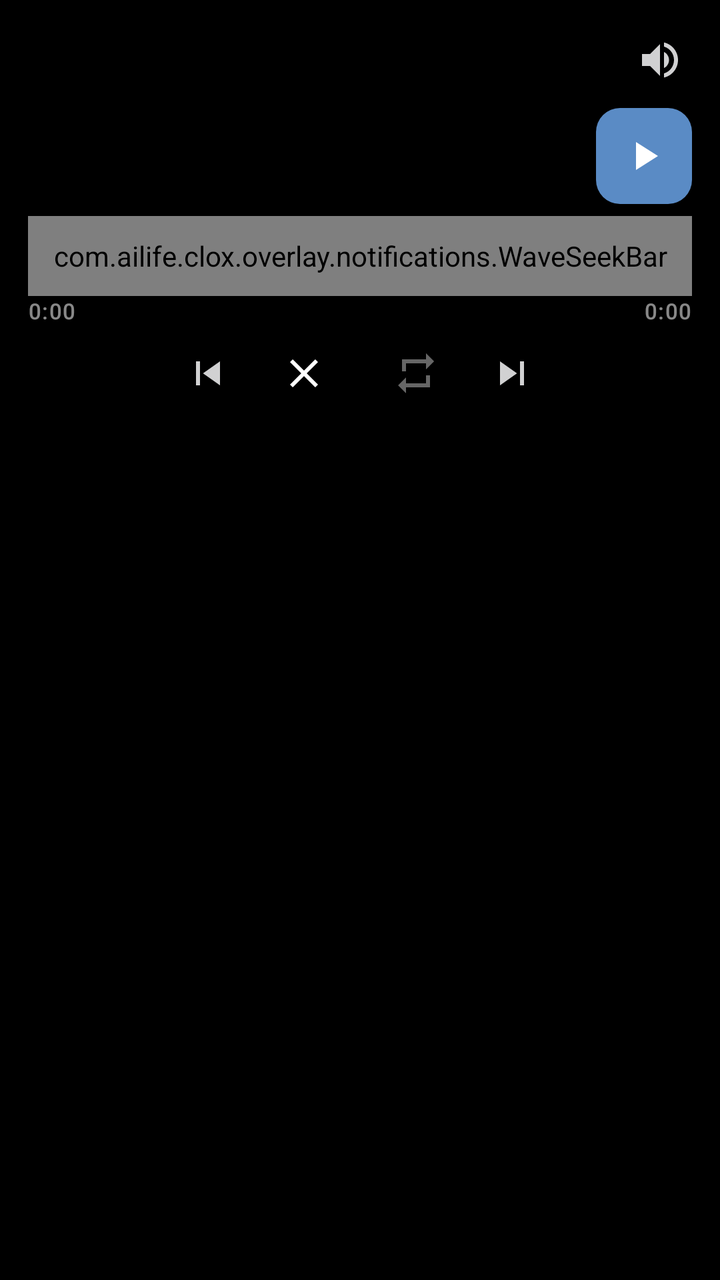
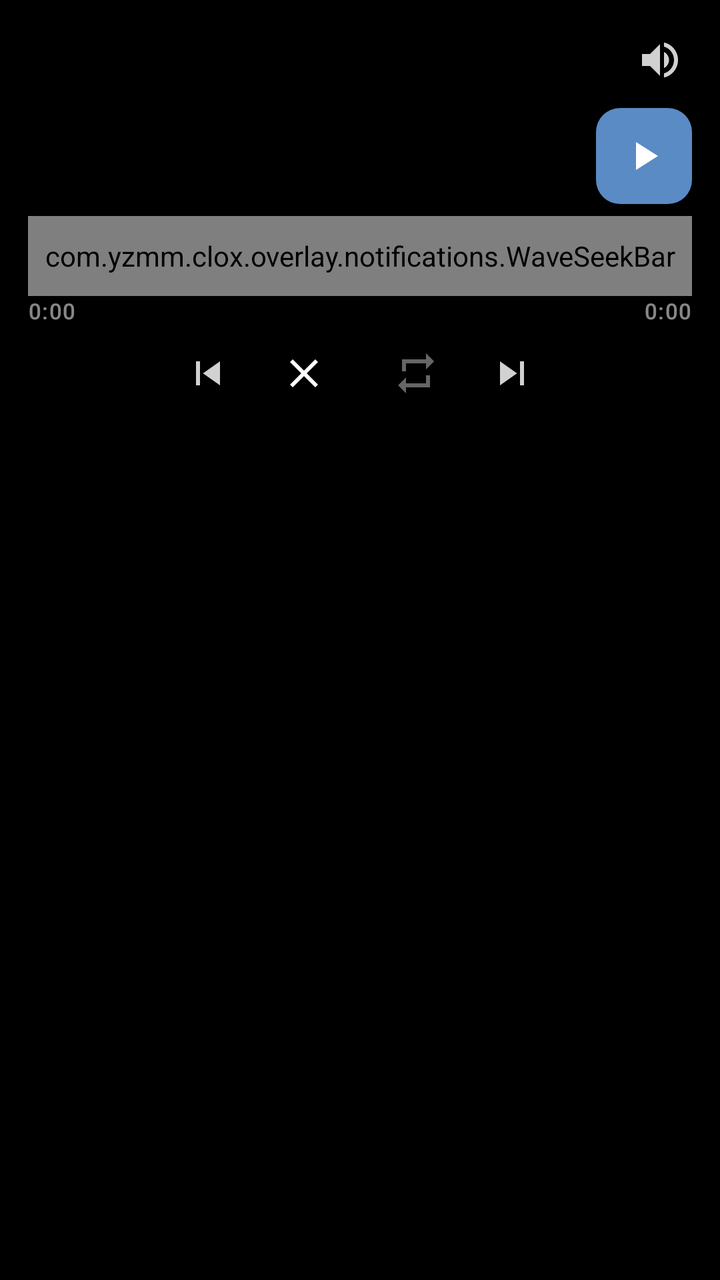

Two renders of the same Android screen: before a commit and after it. Below are the layout's source before the change and the commit's diff.
<!-- AndroidManifest.xml: application theme Theme.CloX -->
<!-- res/layout/card_media_player.xml -->
<?xml version="1.0" encoding="utf-8"?>
<LinearLayout
    xmlns:android="http://schemas.android.com/apk/res/android"
    xmlns:app="http://schemas.android.com/apk/res-auto"
    android:layout_width="match_parent"
    android:layout_height="wrap_content"
    android:orientation="vertical"
    android:padding="14dp">

    
    <View
        android:layout_width="match_parent"
        android:layout_height="0dp"
        android:visibility="gone" />
    

    
    <LinearLayout
        android:layout_width="match_parent"
        android:layout_height="wrap_content"
        android:orientation="horizontal"
        android:gravity="center_vertical"
        android:layout_marginBottom="8dp">

        <ImageView
            android:id="@+id/mediaAppIcon"
            android:layout_width="20dp"
            android:layout_height="20dp" />

        <TextView
            android:id="@+id/mediaAppName"
            android:layout_width="0dp"
            android:layout_height="wrap_content"
            android:layout_weight="1"
            android:layout_marginStart="6dp"
            android:textAppearance="?attr/textAppearanceLabelSmall"
            android:textColor="@color/on_dark_secondary"
            android:maxLines="1"
            android:ellipsize="end" />

        <ImageButton
            android:id="@+id/btnVolume"
            android:layout_width="32dp"
            android:layout_height="32dp"
            android:src="@drawable/ic_volume"
            android:background="?attr/selectableItemBackgroundBorderless"
            android:padding="4dp"
            android:tint="@color/on_dark_medium" />

    </LinearLayout>

    
    <LinearLayout
        android:layout_width="match_parent"
        android:layout_height="wrap_content"
        android:orientation="horizontal"
        android:gravity="center_vertical">

        <LinearLayout
            android:layout_width="0dp"
            android:layout_height="wrap_content"
            android:layout_weight="1"
            android:orientation="vertical"
            android:layout_marginEnd="12dp">

            <TextView
                android:id="@+id/trackTitle"
                android:layout_width="match_parent"
                android:layout_height="wrap_content"
                android:textAppearance="?attr/textAppearanceTitleMedium"
                android:textColor="@color/on_dark_primary"
                android:maxLines="1"
                android:ellipsize="end" />

            <TextView
                android:id="@+id/artistName"
                android:layout_width="match_parent"
                android:layout_height="wrap_content"
                android:textAppearance="?attr/textAppearanceBodySmall"
                android:textColor="@color/on_dark_secondary"
                android:maxLines="1"
                android:ellipsize="end" />

        </LinearLayout>

        <com.google.android.material.button.MaterialButton
            android:id="@+id/btnPlayPause"
            android:layout_width="48dp"
            android:layout_height="48dp"
            android:padding="0dp"
            android:insetTop="0dp"
            android:insetBottom="0dp"
            app:icon="@drawable/ic_play"
            app:iconSize="24dp"
            app:iconGravity="textStart"
            app:iconPadding="0dp"
            style="@style/Widget.Material3.Button.Icon"
            app:shapeAppearance="@style/ShapeAppearance.PlayPause" />

    </LinearLayout>

    
    <com.ailife.clox.overlay.notifications.WaveSeekBar
        android:id="@+id/mediaProgress"
        android:layout_width="match_parent"
        android:layout_height="40dp"
        android:layout_marginTop="6dp" />

    
    <LinearLayout
        android:layout_width="match_parent"
        android:layout_height="wrap_content">

        <TextView
            android:id="@+id/timeElapsed"
            android:layout_width="0dp"
            android:layout_height="wrap_content"
            android:layout_weight="1"
            android:textAppearance="?attr/textAppearanceLabelSmall"
            android:textColor="@color/on_dark_muted"
            android:text="0:00" />

        <TextView
            android:id="@+id/timeTotal"
            android:layout_width="wrap_content"
            android:layout_height="wrap_content"
            android:textAppearance="?attr/textAppearanceLabelSmall"
            android:textColor="@color/on_dark_muted"
            android:text="0:00" />

    </LinearLayout>

    
    <LinearLayout
        android:id="@+id/mediaControls"
        android:layout_width="match_parent"
        android:layout_height="wrap_content"
        android:orientation="horizontal"
        android:gravity="center"
        android:layout_marginTop="4dp">

        <ImageButton
            android:id="@+id/btnPrev"
            android:layout_width="40dp"
            android:layout_height="40dp"
            android:src="@drawable/ic_skip_prev"
            android:background="?attr/selectableItemBackgroundBorderless"
            android:padding="8dp"
            android:tint="@color/on_dark_medium" />

        <ImageButton
            android:id="@+id/btnClose"
            android:layout_width="40dp"
            android:layout_height="40dp"
            android:src="@drawable/ic_close"
            android:background="?attr/selectableItemBackgroundBorderless"
            android:padding="8dp"
            android:layout_marginHorizontal="8dp"
            android:tint="@color/on_dark_medium" />

        <ImageButton
            android:id="@+id/btnLoop"
            android:layout_width="40dp"
            android:layout_height="40dp"
            android:src="@drawable/ic_loop"
            android:background="?attr/selectableItemBackgroundBorderless"
            android:padding="8dp"
            android:layout_marginHorizontal="8dp"
            android:alpha="0.4"
            android:tint="@color/on_dark_medium" />

        <ImageButton
            android:id="@+id/btnNext"
            android:layout_width="40dp"
            android:layout_height="40dp"
            android:src="@drawable/ic_skip_next"
            android:background="?attr/selectableItemBackgroundBorderless"
            android:padding="8dp"
            android:tint="@color/on_dark_medium" />

    </LinearLayout>

</LinearLayout>
<!-- resources referenced by this layout -->
<resources>
  <color name="on_dark_medium">#CCFFFFFF</color>
  <color name="on_dark_muted">#88FFFFFF</color>
  <color name="on_dark_primary">#FFFFFF</color>
  <color name="on_dark_secondary">#AAFFFFFF</color>
  <!-- drawable ic_close (drawable) -->
  <?xml version="1.0" encoding="utf-8"?>
  <vector xmlns:android="http://schemas.android.com/apk/res/android"
      android:width="24dp" android:height="24dp"
      android:viewportWidth="24" android:viewportHeight="24"
      android:tint="?attr/colorControlNormal">
      <path android:fillColor="@android:color/white"
          android:pathData="M19,6.41L17.59,5 12,10.59 6.41,5 5,6.41 10.59,12 5,17.59 6.41,19 12,13.41 17.59,19 19,17.59 13.41,12z"/>
  </vector>
  <!-- drawable ic_loop (drawable) -->
  <?xml version="1.0" encoding="utf-8"?>
  <vector xmlns:android="http://schemas.android.com/apk/res/android"
      android:width="24dp" android:height="24dp"
      android:viewportWidth="24" android:viewportHeight="24"
      android:tint="?attr/colorControlNormal">
      <path android:fillColor="@android:color/white"
          android:pathData="M7,7h10v3l4,-4 -4,-4v3H5v6h2V7zM17,17H7v-3l-4,4 4,4v-3h12v-6h-2v5z"/>
  </vector>
  <!-- drawable ic_play (drawable) -->
  <?xml version="1.0" encoding="utf-8"?>
  <vector xmlns:android="http://schemas.android.com/apk/res/android"
      android:width="24dp" android:height="24dp"
      android:viewportWidth="24" android:viewportHeight="24">
      <path android:fillColor="?attr/colorOnSurface" android:pathData="M8,5v14l11,-7z"/>
  </vector>
  <!-- drawable ic_skip_next (drawable) -->
  <?xml version="1.0" encoding="utf-8"?>
  <vector xmlns:android="http://schemas.android.com/apk/res/android"
      android:width="24dp" android:height="24dp"
      android:viewportWidth="24" android:viewportHeight="24">
      <path android:fillColor="?attr/colorOnSurface" android:pathData="M6,18l8.5,-6L6,6v12zM16,6v12h2V6h-2z"/>
  </vector>
  <!-- drawable ic_skip_prev (drawable) -->
  <?xml version="1.0" encoding="utf-8"?>
  <vector xmlns:android="http://schemas.android.com/apk/res/android"
      android:width="24dp" android:height="24dp"
      android:viewportWidth="24" android:viewportHeight="24">
      <path android:fillColor="?attr/colorOnSurface" android:pathData="M6,6h2v12H6zm3.5,6 8.5,6V6z"/>
  </vector>
  <style name="ShapeAppearance.PlayPause" parent="">
          <item name="cornerFamily">rounded</item>
          <item name="cornerSize">12dp</item>
      </style>
  <style name="Theme.CloX" parent="Base.Theme.CloX">
          <item name="android:windowBackground">@android:color/black</item>
          <item name="android:windowAnimationStyle">@null</item>
          <item name="android:windowShowWallpaper">true</item>
      </style>
  <color name="brand_500">#5A8BC5</color>
  <color name="brand_on_accent_light">#FFFFFF</color>
  <color name="brand_container_light">#D6E6F5</color>
  <color name="brand_on_container_light">#0F2B44</color>
  <color name="brand_300">#82ABD0</color>
  <color name="m3_background">#FCFCFD</color>
  <color name="m3_surface">#FCFCFD</color>
  <color name="m3_on_surface">#1A1C1E</color>
  <color name="m3_surface_variant">#E1E2E6</color>
  <color name="m3_on_surface_variant">#43474C</color>
  <color name="m3_surface_container_lowest">#FFFFFF</color>
  <color name="m3_surface_container_low">#F4F4F5</color>
  <color name="m3_surface_container">#EEEEF0</color>
  <color name="m3_surface_container_high">#E8E9EB</color>
  <color name="m3_surface_container_highest">#E2E3E5</color>
  <color name="m3_surface_bright">#FCFCFD</color>
  <color name="m3_surface_dim">#DBDBDD</color>
  <color name="m3_inverse_surface">#2F3133</color>
  <color name="m3_inverse_on_surface">#F1F0F2</color>
  <color name="m3_outline">#73777C</color>
  <color name="m3_outline_variant">#C3C6CC</color>
  <!-- unchanged entries left out for length: 2 -->
</resources>

<!-- the commit's change to res/layout/card_media_player.xml (unified diff, before → after) -->
@@ -100,7 +100,7 @@
     </LinearLayout>
 
     
-    <com.ailife.clox.overlay.notifications.WaveSeekBar
+    <com.yzmm.clox.overlay.notifications.WaveSeekBar
         android:id="@+id/mediaProgress"
         android:layout_width="match_parent"
         android:layout_height="40dp"
